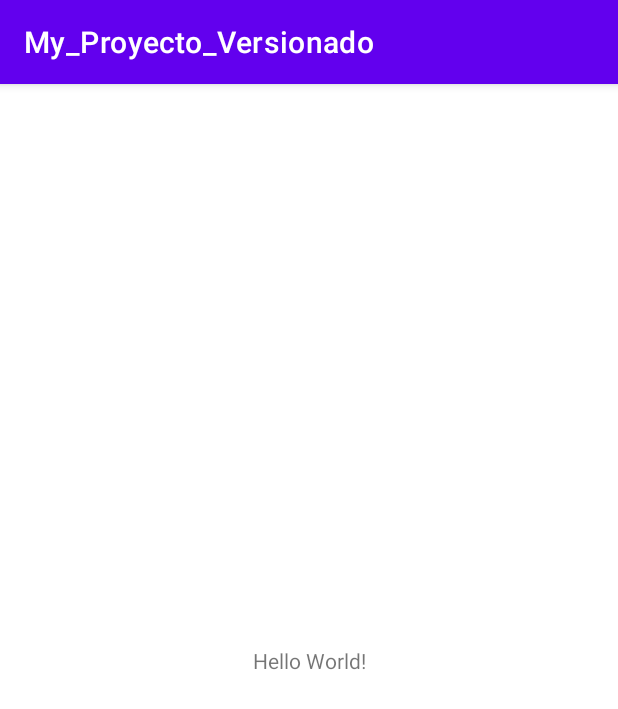
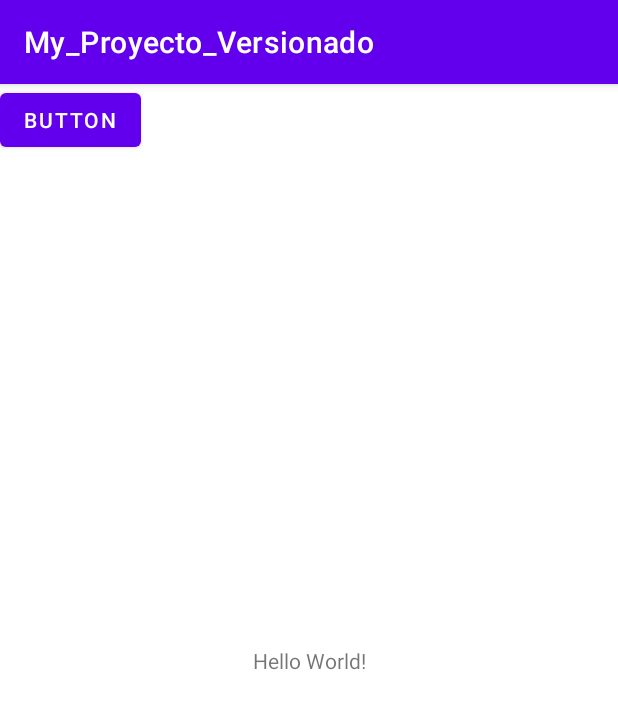
Before and after one commit to FatimaVPL/My_Proyecto_Versionado, an Android app: the screen it shows after launch (MainActivity), on a phone screen of 412 x 824 dp. Shown: the top 709 px of the screen. Run offline under Robolectric (Android 15) with nearby library versions, the phone set to English and light mode, and no system bars.

Commit message:
Se agregó un layout y un botón

```diff
--- a/app/src/main/res/layout/activity_main.xml
+++ b/app/src/main/res/layout/activity_main.xml
@@ -15,4 +15,12 @@
         app:layout_constraintStart_toStartOf="parent"
         app:layout_constraintTop_toTopOf="parent" />
 
+    <Button
+        android:id="@+id/button"
+        android:layout_width="wrap_content"
+        android:layout_height="wrap_content"
+        android:text="Button"
+        tools:layout_editor_absoluteX="168dp"
+        tools:layout_editor_absoluteY="341dp" />
+
 </androidx.constraintlayout.widget.ConstraintLayout>
--- /dev/null
+++ b/app/src/main/res/layout/layout_nuevo.xml
@@ -0,0 +1,6 @@
+<?xml version="1.0" encoding="utf-8"?>
+<androidx.constraintlayout.widget.ConstraintLayout xmlns:android="http://schemas.android.com/apk/res/android"
+    android:layout_width="match_parent"
+    android:layout_height="match_parent">
+
+</androidx.constraintlayout.widget.ConstraintLayout>
```
